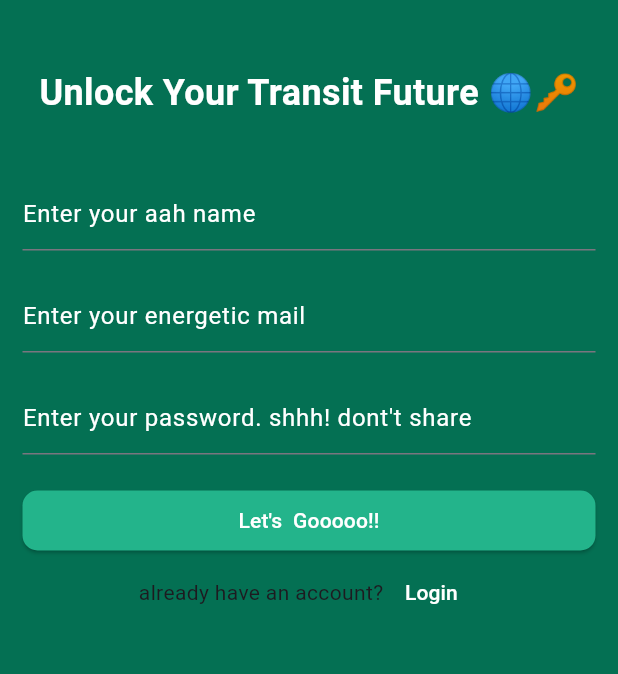
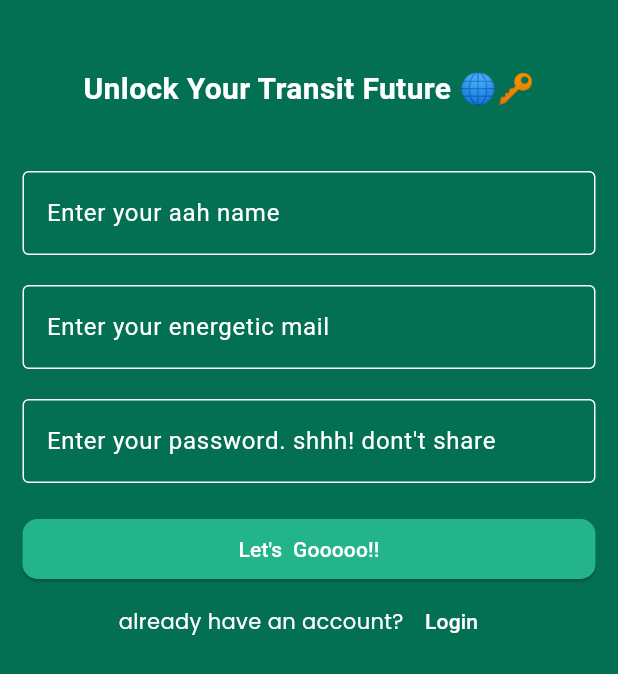
Before and after one commit to 0Armaan025/ecoride, a Flutter app: the screen it shows after launch, after a tap on "Register", on a phone screen of 412 x 824 dp. Shown: the top 674 px of the screen. Run offline on Flutter 3.47's test engine with Material 2 defaults, Android fonts, the light colour scheme and no system bars; our stand-ins replace carousel_slider, firebase_core, google_fonts, image_picker, shimmer; accounts and stored records are empty.

Commit message:
updated auth screens

```diff
--- a/lib/features/auth/loginScreen.dart
+++ b/lib/features/auth/loginScreen.dart
@@ -1,5 +1,6 @@
 import 'package:ecoride/features/auth/registerScreen.dart';
 import 'package:flutter/material.dart';
+import 'package:google_fonts/google_fonts.dart';
 
 class loginScreen extends StatefulWidget {
   const loginScreen({super.key});
@@ -25,9 +26,9 @@ class _loginScreenState extends State<loginScreen> {
                   height: 30,
                 ),
                 Text(
-                  "Welcome Back, Navigator! 🌟🚀",
+                  "Welcome Back, Navigator!🌟 🚀",
                   style: TextStyle(
-                      fontSize: 24,
+                      fontSize: 20,
                       color: Colors.white,
                       fontWeight: FontWeight.bold),
                 ),
@@ -38,7 +39,16 @@ class _loginScreenState extends State<loginScreen> {
                   controller: emailController,
                   style: TextStyle(color: Colors.white),
                   cursorColor: Colors.white,
-                  decoration: InputDecoration(
+                  decoration: const InputDecoration(
+                      border: OutlineInputBorder(
+                        borderSide: BorderSide(color: Colors.grey),
+                      ),
+                      enabledBorder: OutlineInputBorder(
+                        borderSide: BorderSide(color: Colors.white),
+                      ),
+                      focusedBorder: OutlineInputBorder(
+                        borderSide: BorderSide(color: Colors.white),
+                      ),
                       hintText: "Enter your energetic mail",
                       hintStyle: TextStyle(color: Colors.white)),
                 ),
@@ -50,6 +60,15 @@ class _loginScreenState extends State<loginScreen> {
                   style: TextStyle(color: Colors.white),
                   cursorColor: Colors.white,
                   decoration: InputDecoration(
+                      border: OutlineInputBorder(
+                        borderSide: BorderSide(color: Colors.grey),
+                      ),
+                      enabledBorder: OutlineInputBorder(
+                        borderSide: BorderSide(color: Colors.white),
+                      ),
+                      focusedBorder: OutlineInputBorder(
+                        borderSide: BorderSide(color: Colors.white),
+                      ),
                       hintText: "Enter your password. shhh! dont't share",
                       hintStyle: TextStyle(color: Colors.white)),
                 ),
@@ -73,7 +92,12 @@ class _loginScreenState extends State<loginScreen> {
                 Row(
                   mainAxisAlignment: MainAxisAlignment.center,
                   children: [
-                    Text("Don't have an account?"),
+                    Text(
+                      "Don't have an account?",
+                      style: GoogleFonts.poppins(
+                        color: Colors.white,
+                      ),
+                    ),
                     TextButton(
                         onPressed: () {
                           Navigator.push(
--- a/lib/features/auth/registerScreen.dart
+++ b/lib/features/auth/registerScreen.dart
@@ -1,5 +1,6 @@
 import 'package:ecoride/features/auth/loginScreen.dart';
 import 'package:flutter/material.dart';
+import 'package:google_fonts/google_fonts.dart';
 
 class registerScreen extends StatefulWidget {
   const registerScreen({super.key});
@@ -28,7 +29,7 @@ class _registerScreenState extends State<registerScreen> {
                 Text(
                   "Unlock Your Transit Future 🌐🔑",
                   style: TextStyle(
-                      fontSize: 24,
+                      fontSize: 20,
                       color: Colors.white,
                       fontWeight: FontWeight.bold),
                 ),
@@ -40,6 +41,15 @@ class _registerScreenState extends State<registerScreen> {
                   style: TextStyle(color: Colors.white),
                   cursorColor: Colors.white,
                   decoration: InputDecoration(
+                      border: OutlineInputBorder(
+                        borderSide: BorderSide(color: Colors.grey),
+                      ),
+                      enabledBorder: OutlineInputBorder(
+                        borderSide: BorderSide(color: Colors.white),
+                      ),
+                      focusedBorder: OutlineInputBorder(
+                        borderSide: BorderSide(color: Colors.white),
+                      ),
                       hintText: "Enter your aah name",
                       hintStyle: TextStyle(color: Colors.white)),
                 ),
@@ -51,6 +61,15 @@ class _registerScreenState extends State<registerScreen> {
                   style: TextStyle(color: Colors.white),
                   cursorColor: Colors.white,
                   decoration: InputDecoration(
+                      border: OutlineInputBorder(
+                        borderSide: BorderSide(color: Colors.grey),
+                      ),
+                      enabledBorder: OutlineInputBorder(
+                        borderSide: BorderSide(color: Colors.white),
+                      ),
+                      focusedBorder: OutlineInputBorder(
+                        borderSide: BorderSide(color: Colors.white),
+                      ),
                       hintText: "Enter your energetic mail",
                       hintStyle: TextStyle(color: Colors.white)),
                 ),
@@ -62,6 +81,15 @@ class _registerScreenState extends State<registerScreen> {
                   style: TextStyle(color: Colors.white),
                   cursorColor: Colors.white,
                   decoration: InputDecoration(
+                      border: OutlineInputBorder(
+                        borderSide: BorderSide(color: Colors.grey),
+                      ),
+                      enabledBorder: OutlineInputBorder(
+                        borderSide: BorderSide(color: Colors.white),
+                      ),
+                      focusedBorder: OutlineInputBorder(
+                        borderSide: BorderSide(color: Colors.white),
+                      ),
                       hintText: "Enter your password. shhh! dont't share",
                       hintStyle: TextStyle(color: Colors.white)),
                 ),
@@ -85,7 +113,12 @@ class _registerScreenState extends State<registerScreen> {
                 Row(
                   mainAxisAlignment: MainAxisAlignment.center,
                   children: [
-                    Text("already have an account?"),
+                    Text(
+                      "already have an account?",
+                      style: GoogleFonts.poppins(
+                        color: Colors.white,
+                      ),
+                    ),
                     TextButton(
                         onPressed: () {
                           Navigator.push(context,
```
